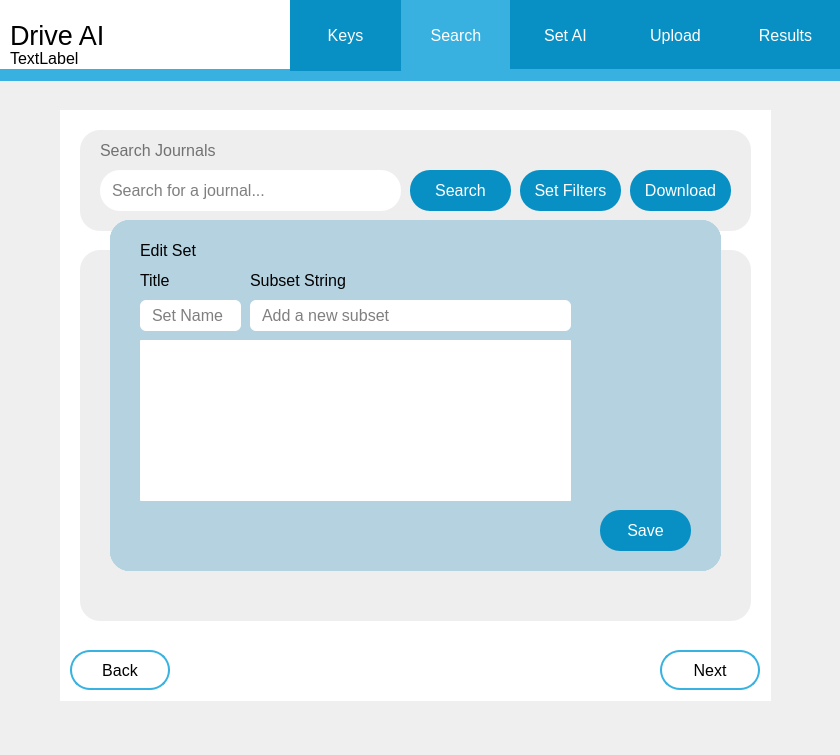
Semuca/road-safety-scanner, file src/modules/GUI/GUI.ui: the form before one commit.
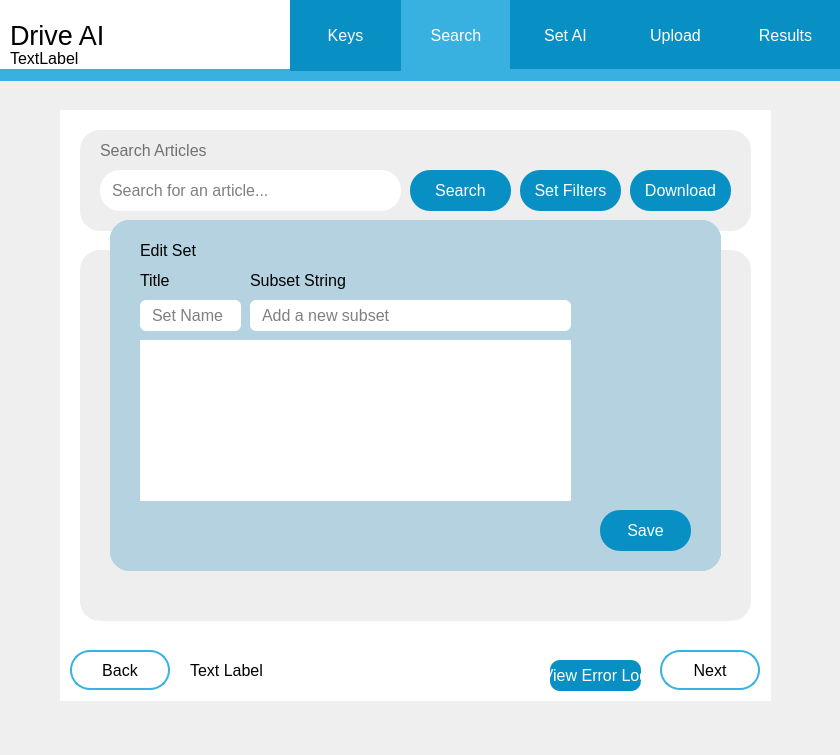
The form after the commit.

Commit message: feat(GUI): implemented article limit, article counter, adjusted default publish date values, replaced keyword search with title search in gui, fixed close button not closing in set filters menu (#52)

```diff
--- a/src/modules/GUI/GUI.ui
+++ b/src/modules/GUI/GUI.ui
@@ -868,7 +868,7 @@
 }</string>
       </property>
       <property name="text">
-       <string>Search Journals</string>
+       <string>Search Articles</string>
       </property>
      </widget>
      <widget class="QLineEdit" name="elsevierQuery">
@@ -889,7 +889,7 @@
 </string>
       </property>
       <property name="placeholderText">
-       <string>Search for a journal...</string>
+       <string>Search for an article...</string>
       </property>
      </widget>
      <widget class="QPushButton" name="downloadElsevierJournals">
@@ -1098,6 +1098,47 @@
       </column>
      </widget>
     </widget>
+    <widget class="QLabel" name="statusLabel">
+     <property name="enabled">
+      <bool>false</bool>
+     </property>
+     <property name="geometry">
+      <rect>
+       <x>130</x>
+       <y>545</y>
+       <width>331</width>
+       <height>31</height>
+      </rect>
+     </property>
+     <property name="text">
+      <string>Text Label</string>
+     </property>
+    </widget>
+    <widget class="QPushButton" name="viewLogButton">
+     <property name="enabled">
+      <bool>false</bool>
+     </property>
+     <property name="geometry">
+      <rect>
+       <x>490</x>
+       <y>550</y>
+       <width>91</width>
+       <height>31</height>
+      </rect>
+     </property>
+     <property name="styleSheet">
+      <string notr="true">QPushButton{
+	color:white;
+	border-radius:10px;
+	font: 700 10pt;
+	background-color: rgb(8, 144, 196);
+}
+</string>
+     </property>
+     <property name="text">
+      <string>View Error Log</string>
+     </property>
+    </widget>
     <zorder>uploadJournal_2</zorder>
     <zorder>results</zorder>
     <zorder>setFiltersPage</zorder>
```
Left out of the diff: 53 changed lines with no effect on the pictures. The commit also changes 5 other files.
